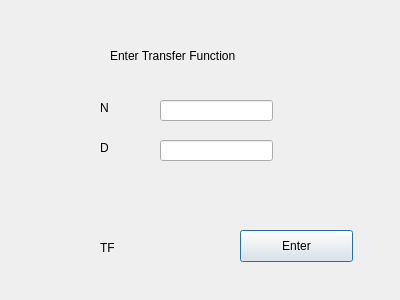
First picture: the form in mct-usc-dev/dialog.ui, repository Yanbo-Li/mct-test, before the edit.
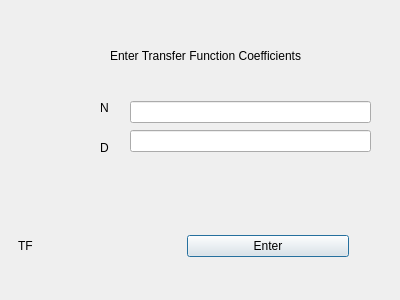
Second picture: the form after the edit.

What changed in the file:
```diff
--- a/mct-usc-dev/dialog.ui
+++ b/mct-usc-dev/dialog.ui
@@ -23,7 +23,7 @@
     </rect>
    </property>
    <property name="text">
-    <string>Enter Transfer Function</string>
+    <string>Enter Transfer Function Coefficients</string>
    </property>
    <property name="textFormat">
     <enum>Qt::AutoText</enum>
@@ -55,51 +55,49 @@
     <string>D</string>
    </property>
   </widget>
-  <widget class="QLineEdit" name="numLineEdit">
+  <widget class="QWidget" name="">
    <property name="geometry">
     <rect>
-     <x>160</x>
+     <x>130</x>
      <y>100</y>
-     <width>113</width>
-     <height>21</height>
+     <width>241</width>
+     <height>54</height>
     </rect>
    </property>
+   <layout class="QVBoxLayout" name="verticalLayout">
+    <item>
+     <widget class="QLineEdit" name="numLineEdit"/>
+    </item>
+    <item>
+     <widget class="QLineEdit" name="denomLineEdit"/>
+    </item>
+   </layout>
   </widget>
-  <widget class="QLineEdit" name="denomLineEdit">
+  <widget class="QWidget" name="">
    <property name="geometry">
     <rect>
-     <x>160</x>
-     <y>140</y>
-     <width>113</width>
-     <height>21</height>
+     <x>18</x>
+     <y>230</y>
+     <width>331</width>
+     <height>32</height>
     </rect>
    </property>
-  </widget>
+   <layout class="QHBoxLayout" name="horizontalLayout">
+    <item>
   <widget class="QLabel" name="tfLabel">
-   <property name="geometry">
-    <rect>
-     <x>100</x>
-     <y>240</y>
-     <width>59</width>
-     <height>16</height>
-    </rect>
-   </property>
    <property name="text">
     <string>TF</string>
    </property>
   </widget>
+    </item>
+    <item>
   <widget class="QPushButton" name="enterButton">
-   <property name="geometry">
-    <rect>
-     <x>240</x>
-     <y>230</y>
-     <width>113</width>
-     <height>32</height>
-    </rect>
-   </property>
    <property name="text">
     <string>Enter</string>
    </property>
+     </widget>
+    </item>
+   </layout>
   </widget>
  </widget>
  <resources/>
```
Lines whose indentation alone changed are shown as unchanged.
